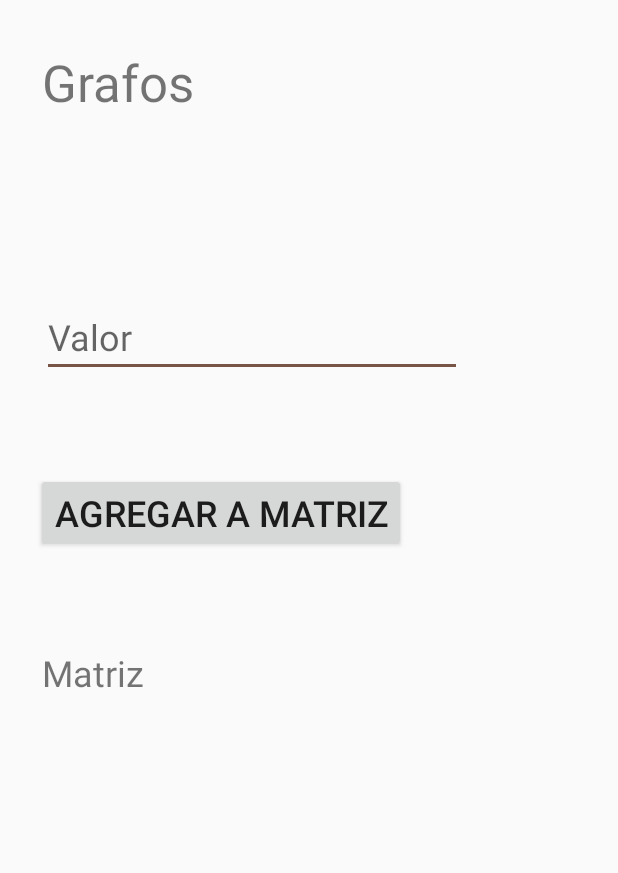
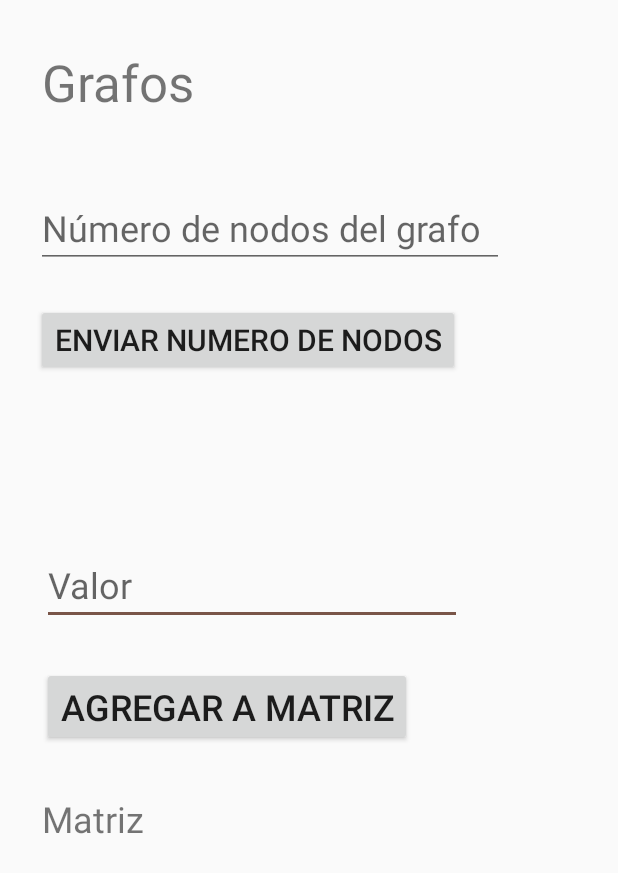
Before and after one commit to Normanpabon/AndroidMultitools, an Android app: the layout activity_grafoss.xml on its own in the app's theme, with its tools: preview values and no code run, on a phone screen of 412 x 824 dp. Shown: the top 873 px of the screen. Run offline under Robolectric (Android 15) with nearby library versions, the phone set to English and light mode, and no system bars.

Commit message:
codigo
sin terminar, solo lo pasé

```diff
--- a/app/build.gradle
+++ b/app/build.gradle
@@ -24,6 +24,7 @@ dependencies {
     implementation fileTree(dir: 'libs', include: ['*.jar'])
     implementation 'androidx.appcompat:appcompat:1.2.0'
     implementation 'androidx.constraintlayout:constraintlayout:2.0.4'
+    implementation 'com.google.android.material:material:1.2.1'
     testImplementation 'junit:junit:4.12'
     androidTestImplementation 'androidx.test.ext:junit:1.1.2'
     androidTestImplementation 'androidx.test.espresso:espresso-core:3.3.0'
--- a/app/src/main/AndroidManifest.xml
+++ b/app/src/main/AndroidManifest.xml
@@ -11,7 +11,8 @@
         android:roundIcon="@mipmap/ic_launcher_round"
         android:supportsRtl="true"
         android:theme="@style/AppTheme">
-        <activity android:name=".ARPDevices"></activity>
+        <activity android:name=".grafoss"></activity>
+        <activity android:name=".ARPDevices" />
         <activity android:name=".MacVendorFinder" />
         <activity android:name=".DecryptMessage" />
         <activity android:name=".EncryptMessage" />
--- a/app/src/main/res/layout/activity_grafo_maca.xml
+++ b/app/src/main/res/layout/activity_grafoss.xml
@@ -33,19 +33,19 @@
         android:id="@+id/txt_infoValorMatriz"
         android:layout_width="wrap_content"
         android:layout_height="wrap_content"
-        android:layout_marginStart="24dp"
-        android:layout_marginTop="48dp"
+        android:layout_marginStart="32dp"
+        android:layout_marginTop="40dp"
         android:text="@string/MensajeNumeroMatriz"
         android:textSize="24sp"
         app:layout_constraintStart_toStartOf="parent"
-        app:layout_constraintTop_toBottomOf="@+id/titulo_grafo" />
+        app:layout_constraintTop_toBottomOf="@+id/btn_enviar_numNodos" />
 
     <TextView
-        android:id="@+id/txt_matriz"
+        android:id="@+id/tv_matriz"
         android:layout_width="wrap_content"
         android:layout_height="wrap_content"
         android:layout_marginStart="28dp"
-        android:layout_marginTop="64dp"
+        android:layout_marginTop="32dp"
         android:text="@string/Matriz"
         android:textSize="24sp"
         app:layout_constraintStart_toStartOf="parent"
@@ -55,10 +55,34 @@
         android:id="@+id/btn_agregarValor"
         android:layout_width="wrap_content"
         android:layout_height="wrap_content"
-        android:layout_marginStart="24dp"
-        android:layout_marginTop="64dp"
+        android:layout_marginStart="28dp"
+        android:layout_marginTop="28dp"
         android:text="@string/btnAgregarA_Matriz"
         android:textSize="24sp"
         app:layout_constraintStart_toStartOf="parent"
         app:layout_constraintTop_toBottomOf="@+id/txtnum_valor" />
+
+    <EditText
+        android:id="@+id/txt_numNodos"
+        android:layout_width="312dp"
+        android:layout_height="53dp"
+        android:layout_marginStart="24dp"
+        android:layout_marginTop="48dp"
+        android:ems="10"
+        android:hint="@string/HintnumNodos"
+        android:inputType="number"
+        android:textSize="24sp"
+        app:layout_constraintStart_toStartOf="parent"
+        app:layout_constraintTop_toBottomOf="@+id/titulo_grafo" />
+
+    <Button
+        android:id="@+id/btn_enviar_numNodos"
+        android:layout_width="wrap_content"
+        android:layout_height="wrap_content"
+        android:layout_marginStart="24dp"
+        android:layout_marginTop="24dp"
+        android:text="@string/btnDimenMatriz"
+        android:textSize="20sp"
+        app:layout_constraintStart_toStartOf="parent"
+        app:layout_constraintTop_toBottomOf="@+id/txt_numNodos" />
 </androidx.constraintlayout.widget.ConstraintLayout>
--- a/app/src/main/res/values/strings.xml
+++ b/app/src/main/res/values/strings.xml
@@ -12,7 +12,9 @@
     <string name="HintNumeroMatriz" translatable="false">Valor</string>
     <string name="MensajeNumeroMatriz" translatable="false"></string>
     <string name="Matriz" translatable="false">Matriz</string>
+    <string name="HintnumNodos" translatable="false">Número de nodos del grafo</string>
     <string name="btnAgregarA_Matriz" translatable="false">Agregar a matriz</string>
+    <string name="btnDimenMatriz" translatable="false">Enviar numero de nodos</string>
 
     <!-- Encoders class -->
     <string name="TitleEncoder">Text common encoders</string>
```
Also changed, not shown: app/src/main/java/com/h4lfcr3st/androidswissarmy/grafos.java (deleted, +0 -10 lines), app/src/main/java/com/h4lfcr3st/androidswissarmy/grafoss.java (added, +98 -0 lines).
